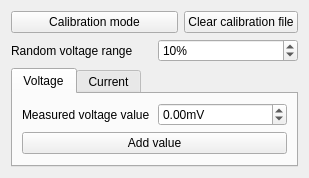
Qt form software/digitizer/src/calibration_wnd.ui (z80/digitizer) before a commit.
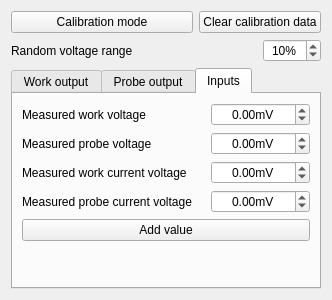
The same form after that commit.

```diff
--- a/software/digitizer/src/calibration_wnd.ui
+++ b/software/digitizer/src/calibration_wnd.ui
@@ -6,8 +6,8 @@
    <rect>
     <x>0</x>
     <y>0</y>
-    <width>309</width>
-    <height>177</height>
+    <width>332</width>
+    <height>300</height>
    </rect>
   </property>
   <property name="windowTitle">
@@ -16,9 +16,9 @@
   <property name="locale">
    <locale language="C" country="AnyCountry"/>
   </property>
-  <layout class="QVBoxLayout" name="verticalLayout">
+  <layout class="QVBoxLayout" name="verticalLayout_4">
    <item>
-    <layout class="QHBoxLayout" name="horizontalLayout_2" stretch="2,1">
+    <layout class="QHBoxLayout" name="horizontalLayout_2" stretch="2,0">
      <item>
       <widget class="QPushButton" name="mode">
        <property name="text">
@@ -32,7 +32,7 @@
      <item>
       <widget class="QPushButton" name="clearFileBtn">
        <property name="text">
-        <string>Clear calibration file</string>
+        <string>Clear calibration data</string>
        </property>
       </widget>
      </item>
@@ -47,8 +47,24 @@
        </property>
       </widget>
      </item>
+     <item>
+      <spacer name="horizontalSpacer_7">
+       <property name="orientation">
+        <enum>Qt::Horizontal</enum>
+       </property>
+       <property name="sizeHint" stdset="0">
+        <size>
+         <width>40</width>
+         <height>20</height>
+        </size>
+       </property>
+      </spacer>
+     </item>
      <item>
       <widget class="QSpinBox" name="voltRange">
+       <property name="alignment">
+        <set>Qt::AlignCenter</set>
+       </property>
        <property name="suffix">
         <string>%</string>
        </property>
@@ -71,44 +87,64 @@
    <item>
     <widget class="QTabWidget" name="panel">
      <property name="currentIndex">
-      <number>0</number>
+      <number>2</number>
      </property>
      <widget class="QWidget" name="tab">
       <attribute name="title">
-       <string>Voltage</string>
+       <string notr="true">Work output</string>
       </attribute>
-      <layout class="QGridLayout" name="gridLayout">
-       <item row="1" column="0">
-        <widget class="QLabel" name="label_2">
-         <property name="text">
-          <string>Measured voltage value</string>
-         </property>
-        </widget>
+      <layout class="QVBoxLayout" name="verticalLayout">
+       <item>
+        <layout class="QHBoxLayout" name="horizontalLayout_3">
+         <item>
+          <widget class="QLabel" name="label_2">
+           <property name="text">
+            <string>Measured voltage value</string>
+           </property>
+          </widget>
+         </item>
+         <item>
+          <spacer name="horizontalSpacer_6">
+           <property name="orientation">
+            <enum>Qt::Horizontal</enum>
+           </property>
+           <property name="sizeHint" stdset="0">
+            <size>
+             <width>40</width>
+             <height>20</height>
+            </size>
+           </property>
+          </spacer>
+         </item>
+         <item>
+          <widget class="QDoubleSpinBox" name="voltDacWork">
+           <property name="alignment">
+            <set>Qt::AlignCenter</set>
+           </property>
+           <property name="suffix">
+            <string>mV</string>
+           </property>
+           <property name="decimals">
+            <number>2</number>
+           </property>
+           <property name="minimum">
+            <double>-15000.000000000000000</double>
+           </property>
+           <property name="maximum">
+            <double>15000.000000000000000</double>
+           </property>
+          </widget>
+         </item>
+        </layout>
        </item>
-       <item row="1" column="1">
-        <widget class="QDoubleSpinBox" name="voltValue">
-         <property name="suffix">
-          <string>mV</string>
-         </property>
-         <property name="decimals">
-          <number>2</number>
-         </property>
-         <property name="minimum">
-          <double>-15000.000000000000000</double>
-         </property>
-         <property name="maximum">
-          <double>15000.000000000000000</double>
-         </property>
-        </widget>
-       </item>
-       <item row="2" column="0" colspan="2">
-        <widget class="QPushButton" name="addVolt">
+       <item>
+        <widget class="QPushButton" name="addWorkVolt">
          <property name="text">
           <string>Add value</string>
          </property>
         </widget>
        </item>
-       <item row="3" column="0">
+       <item>
         <spacer name="verticalSpacer">
          <property name="orientation">
           <enum>Qt::Vertical</enum>
@@ -125,7 +161,7 @@
      </widget>
      <widget class="QWidget" name="tab_2">
       <attribute name="title">
-       <string>Current</string>
+       <string>Probe output</string>
       </attribute>
       <layout class="QGridLayout" name="gridLayout_2">
        <item row="0" column="0">
@@ -173,6 +209,205 @@
        </item>
       </layout>
      </widget>
+     <widget class="QWidget" name="tab_3">
+      <attribute name="title">
+       <string>Inputs</string>
+      </attribute>
+      <layout class="QVBoxLayout" name="verticalLayout_3">
+       <item>
+        <layout class="QHBoxLayout" name="horizontalLayout_5">
+         <item>
+          <widget class="QLabel" name="label_4">
+           <property name="text">
+            <string>Measured work voltage</string>
+           </property>
+          </widget>
+         </item>
+         <item>
+          <spacer name="horizontalSpacer">
+           <property name="orientation">
+            <enum>Qt::Horizontal</enum>
+           </property>
+           <property name="sizeHint" stdset="0">
+            <size>
+             <width>40</width>
+             <height>20</height>
+            </size>
+           </property>
+          </spacer>
+         </item>
+         <item>
+          <widget class="QDoubleSpinBox" name="voltAdcWork">
+           <property name="alignment">
+            <set>Qt::AlignCenter</set>
+           </property>
+           <property name="suffix">
+            <string>mV</string>
+           </property>
+           <property name="decimals">
+            <number>2</number>
+           </property>
+           <property name="minimum">
+            <double>-15000.000000000000000</double>
+           </property>
+           <property name="maximum">
+            <double>15000.000000000000000</double>
+           </property>
+          </widget>
+         </item>
+        </layout>
+       </item>
+       <item>
+        <layout class="QHBoxLayout" name="horizontalLayout_6">
+         <item>
+          <widget class="QLabel" name="label_5">
+           <property name="text">
+            <string>Measured probe voltage</string>
+           </property>
+          </widget>
+         </item>
+         <item>
+          <spacer name="horizontalSpacer_2">
+           <property name="orientation">
+            <enum>Qt::Horizontal</enum>
+           </property>
+           <property name="sizeHint" stdset="0">
+            <size>
+             <width>40</width>
+             <height>20</height>
+            </size>
+           </property>
+          </spacer>
+         </item>
+         <item>
+          <widget class="QDoubleSpinBox" name="voltAdcProbe">
+           <property name="alignment">
+            <set>Qt::AlignCenter</set>
+           </property>
+           <property name="suffix">
+            <string>mV</string>
+           </property>
+           <property name="decimals">
+            <number>2</number>
+           </property>
+           <property name="minimum">
+            <double>-15000.000000000000000</double>
+           </property>
+           <property name="maximum">
+            <double>15000.000000000000000</double>
+           </property>
+          </widget>
+         </item>
+        </layout>
+       </item>
+       <item>
+        <layout class="QHBoxLayout" name="horizontalLayout_7">
+         <item>
+          <widget class="QLabel" name="label_6">
+           <property name="text">
+            <string>Measured work current voltage</string>
+           </property>
+          </widget>
+         </item>
+         <item>
+          <spacer name="horizontalSpacer_3">
+           <property name="orientation">
+            <enum>Qt::Horizontal</enum>
+           </property>
+           <property name="sizeHint" stdset="0">
+            <size>
+             <width>40</width>
+             <height>20</height>
+            </size>
+           </property>
+          </spacer>
+         </item>
+         <item>
+          <widget class="QDoubleSpinBox" name="currAdcWork">
+           <property name="alignment">
+            <set>Qt::AlignCenter</set>
+           </property>
+           <property name="suffix">
+            <string>mV</string>
+           </property>
+           <property name="decimals">
+            <number>2</number>
+           </property>
+           <property name="minimum">
+            <double>-15000.000000000000000</double>
+           </property>
+           <property name="maximum">
+            <double>15000.000000000000000</double>
+           </property>
+          </widget>
+         </item>
+        </layout>
+       </item>
+       <item>
+        <layout class="QHBoxLayout" name="horizontalLayout_8">
+         <item>
+          <widget class="QLabel" name="label_7">
+           <property name="text">
+            <string>Measured probe current voltage</string>
+           </property>
+          </widget>
+         </item>
+         <item>
+          <spacer name="horizontalSpacer_4">
+           <property name="orientation">
+            <enum>Qt::Horizontal</enum>
+           </property>
+           <property name="sizeHint" stdset="0">
+            <size>
+             <width>40</width>
+             <height>20</height>
+            </size>
+           </property>
+          </spacer>
+         </item>
+         <item>
+          <widget class="QDoubleSpinBox" name="currAdcProbe">
+           <property name="alignment">
+            <set>Qt::AlignCenter</set>
+           </property>
+           <property name="suffix">
+            <string>mV</string>
+           </property>
+           <property name="decimals">
+            <number>2</number>
+           </property>
+           <property name="minimum">
+            <double>-15000.000000000000000</double>
+           </property>
+           <property name="maximum">
+            <double>15000.000000000000000</double>
+           </property>
+          </widget>
+         </item>
+        </layout>
+       </item>
+       <item>
+        <widget class="QPushButton" name="addAdc">
+         <property name="text">
+          <string>Add value</string>
+         </property>
+        </widget>
+       </item>
+       <item>
+        <spacer name="verticalSpacer_3">
+         <property name="orientation">
+          <enum>Qt::Vertical</enum>
+         </property>
+         <property name="sizeHint" stdset="0">
+          <size>
+           <width>20</width>
+           <height>35</height>
+          </size>
+         </property>
+        </spacer>
+       </item>
+      </layout>
+     </widget>
     </widget>
    </item>
   </layout>
```
Left out of the diff: 74 changed lines with no effect on the pictures.
